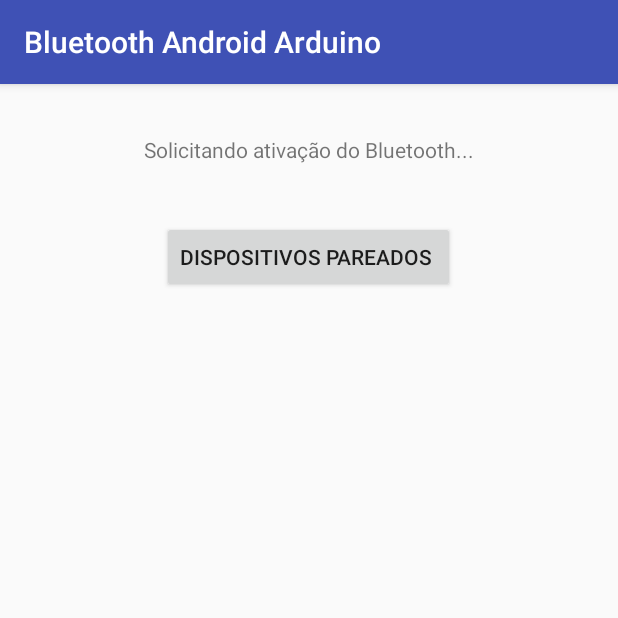
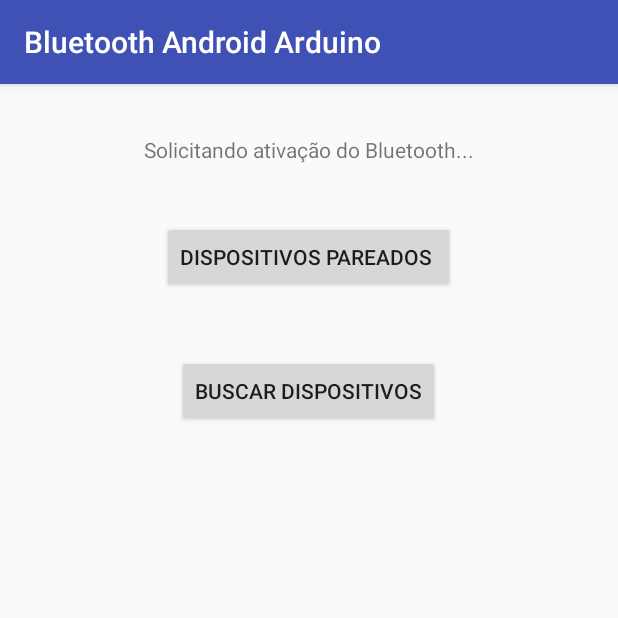
Before and after one commit to naeliofreires/android-bluetooth-arduino, an Android app: the screen it shows after launch (MainActivity), on a phone screen of 412 x 824 dp, the top half of it. Run offline under Robolectric (Android 15) with nearby library versions, the phone set to English and light mode, and no system bars.

Commit message:
Buscando Por Dispositivos Disponiveis

```diff
--- a/app/src/main/AndroidManifest.xml
+++ b/app/src/main/AndroidManifest.xml
@@ -21,7 +21,11 @@
                 <category android:name="android.intent.category.LAUNCHER" />
             </intent-filter>
         </activity>
-        <activity android:name=".AparelhosPareadosActivity"></activity>
+        <activity android:name=".AparelhosPareadosActivity" />
+        <activity android:name=".ProcurarDispositivosActivity"
+                  android:label="Discovered Devices"
+                  android:parentActivityName="MainActivity"></activity>
+
     </application>
 
 </manifest>
--- a/app/src/main/java/com/br/ufc/bluetooth_android_arduino/MainActivity.java
+++ b/app/src/main/java/com/br/ufc/bluetooth_android_arduino/MainActivity.java
@@ -4,11 +4,9 @@ import android.bluetooth.BluetoothAdapter;
 import android.content.Intent;
 import android.os.Bundle;
 import android.support.v7.app.AppCompatActivity;
-import android.util.Log;
 import android.view.View;
 import android.widget.Button;
 import android.widget.TextView;
-import android.widget.Toast;
 
 public class MainActivity extends AppCompatActivity {
 
@@ -22,6 +20,7 @@ public class MainActivity extends AppCompatActivity {
 
     //
     Button buttonAparelhosPareados;
+    Button buttonProcurarDispositivos;
 
     @Override
     protected void onCreate(Bundle savedInstanceState) {
@@ -30,7 +29,7 @@ public class MainActivity extends AppCompatActivity {
 
         this.statusMessage = findViewById(R.id.statusMensagem);
 
-        BluetoothAdapter btAdapter = BluetoothAdapter.getDefaultAdapter();
+        final BluetoothAdapter btAdapter = BluetoothAdapter.getDefaultAdapter();
 
         //  verificando se o bluetooth existe e esta funcionando no aparelho
         if (btAdapter == null) {
@@ -50,16 +49,24 @@ public class MainActivity extends AppCompatActivity {
 
 
         /**
-         * AÇÃO DE LISTAR DISPOSTIVOS PAREADOS
-         * **/
-
+         * AÇÃO DE LISTAR DISPOSTIVOS PAREADOS*/
         this.buttonAparelhosPareados = findViewById(R.id.buttonDispositivosPareados);
 
         this.buttonAparelhosPareados.setOnClickListener(new View.OnClickListener() {
             @Override
             public void onClick(View v) {
-                Intent searchPairedDevicesIntent = new Intent(MainActivity.this, AparelhosPareadosActivity.class);
-                startActivityForResult(searchPairedDevicesIntent, SELECT_PAIRED_DEVICE);
+                openPairedDevices();
+            }
+        });
+
+        /**
+         * AÇÃO DE BUSCAR NOVOS DISPOSITIVOS*/
+        this.buttonProcurarDispositivos = findViewById(R.id.buttonProcurarDispositivos);
+
+        this.buttonProcurarDispositivos.setOnClickListener(new View.OnClickListener() {
+            @Override
+            public void onClick(View view) {
+                discoverDevices();
             }
         });
     }
@@ -79,7 +86,7 @@ public class MainActivity extends AppCompatActivity {
                 statusMessage.setText("Bluetooth não ativado :(");
             }
         }
-        else if(requestCode == SELECT_PAIRED_DEVICE) {
+        else if(requestCode == SELECT_PAIRED_DEVICE || requestCode == SELECT_DISCOVERED_DEVICE) {
             if(resultCode == RESULT_OK) {
                 statusMessage.setText("Você selecionou " + data.getStringExtra("btDevName") + "\n"
                         + data.getStringExtra("btDevAddress"));
@@ -90,5 +97,19 @@ public class MainActivity extends AppCompatActivity {
         }
     }
 
+    /**
+     * TELA DE DISPOSTIVOS PAREADOS*/
+    private void openPairedDevices(){
+        Intent searchPairedDevicesIntent = new Intent(MainActivity.this, AparelhosPareadosActivity.class);
+        startActivityForResult(searchPairedDevicesIntent, SELECT_PAIRED_DEVICE);
+    }
+
+    /**
+     * TELA DE BUSCA DE DISPOSITIVOS*/
+    private void discoverDevices() {
+        Intent searchPairedDevicesIntent = new Intent(this, ProcurarDispositivosActivity.class);
+        startActivityForResult(searchPairedDevicesIntent, SELECT_DISCOVERED_DEVICE);
+    }
+
 
 }
--- a/app/src/main/res/layout/activity_main.xml
+++ b/app/src/main/res/layout/activity_main.xml
@@ -28,5 +28,14 @@
         android:layout_marginTop="38dp"
         android:text="Dispositivos Pareados " />
 
+    <Button
+        android:id="@+id/buttonProcurarDispositivos"
+        android:layout_width="wrap_content"
+        android:layout_height="wrap_content"
+        android:layout_below="@+id/buttonDispositivosPareados"
+        android:layout_centerHorizontal="true"
+        android:layout_marginTop="41dp"
+        android:text="Buscar Dispositivos" />
+
 
 </RelativeLayout>
```
Also changed, not shown: app/src/main/java/com/br/ufc/bluetooth_android_arduino/ProcurarDispositivosActivity.java (added, +102 -0 lines), app/src/main/res/layout/activity_procurar_dispositivos.xml (added, +22 -0 lines).
